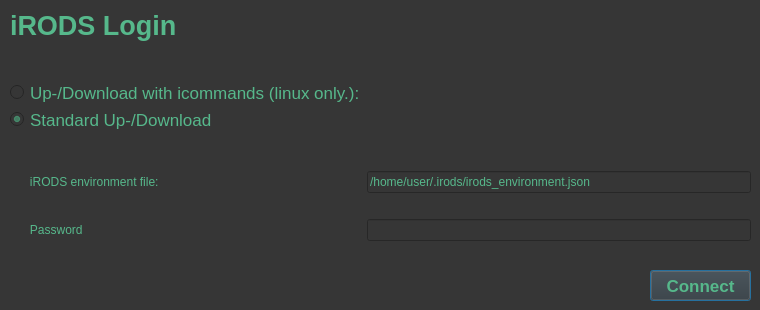
Above: irods-basicGUI/ui-files/irodsLogin.ui from iBridges-for-iRODS/iBridges before the change. Below: the same form after it.
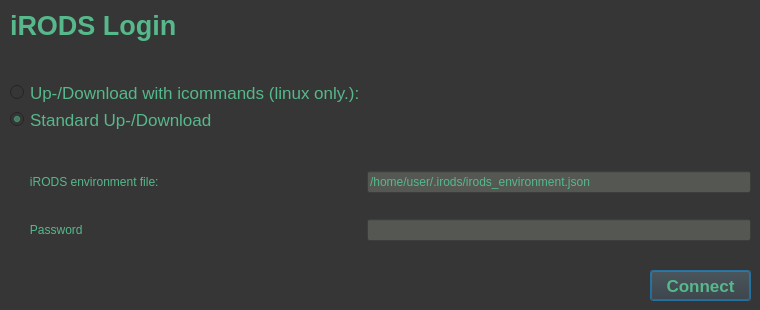
That is the form after the change.

Commit message: * Adjusting parameters of uploadData in irodsConnector * Adding Elabjournal function.

Diff of the .ui file:
```diff
--- a/irods-basicGUI/ui-files/irodsLogin.ui
+++ b/irods-basicGUI/ui-files/irodsLogin.ui
@@ -36,6 +36,9 @@
    <layout class="QGridLayout" name="gridLayout">
     <item row="9" column="2">
      <widget class="QLineEdit" name="passwordField">
+      <property name="styleSheet">
+       <string notr="true">background-color: rgb(85, 87, 83);</string>
+      </property>
       <property name="text">
        <string/>
       </property>
@@ -159,6 +162,9 @@
     </item>
     <item row="6" column="2">
      <widget class="QLineEdit" name="envFileField">
+      <property name="styleSheet">
+       <string notr="true">background-color: rgb(85, 87, 83);</string>
+      </property>
       <property name="text">
        <string>/home/user/.irods/irods_environment.json</string>
       </property>
```
The commit also changes 7 other files.
